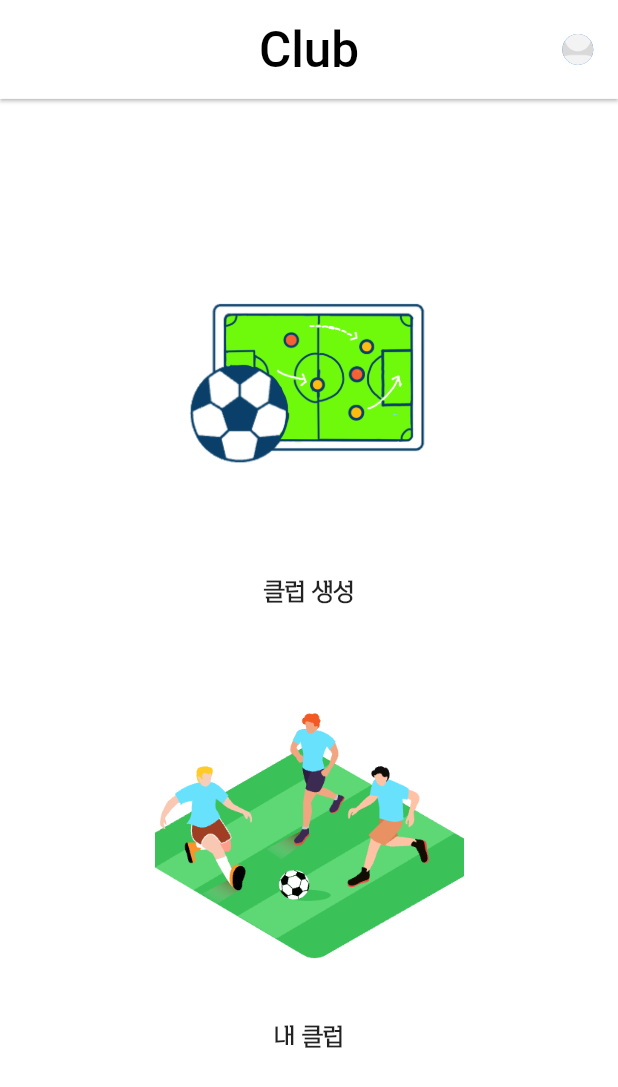
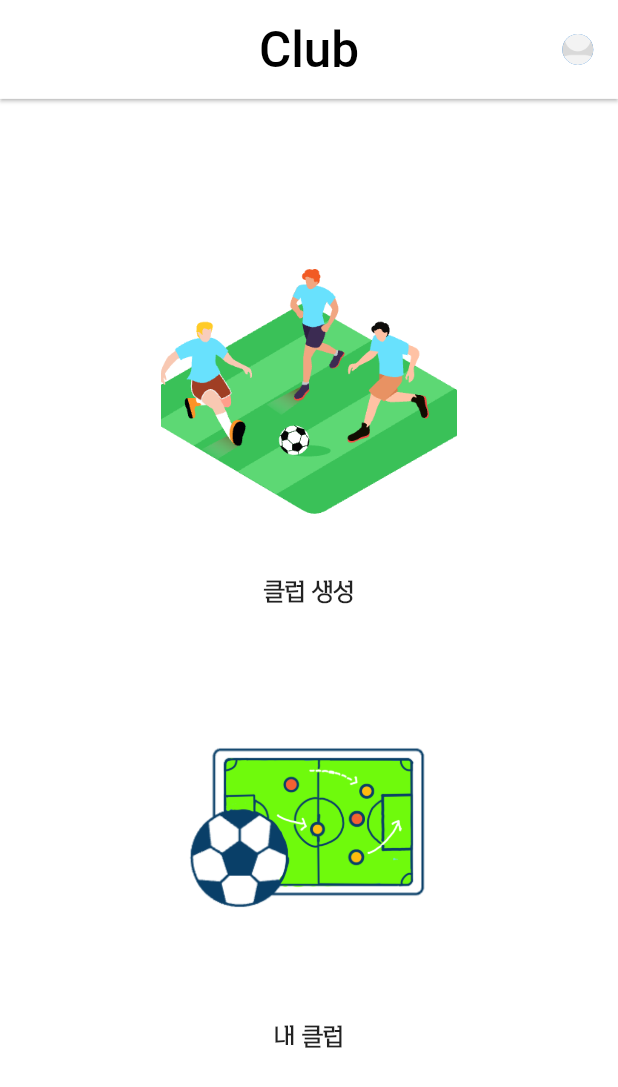
Before and after one commit to chan3199/capstone-Project, a Flutter app: the ClubMainPage screen opened directly, on a phone screen of 412 x 824 dp. Shown: the top 1087 px of the screen. Run offline on Flutter 3.47's test engine with Material 2 defaults, Android fonts, the phone set to English and light mode, and no system bars; our stand-ins replace carousel_slider, cloud_firestore, firebase_auth, firebase_core, firebase_storage, flutter_secure_storage and 3 more; accounts and stored records are empty; Roboto replaces fonts that are missing (Garton).

Commit message:
Update club_mainPage.dart

```diff
--- a/squad_makers/lib/view/club_view/club_mainPage.dart
+++ b/squad_makers/lib/view/club_view/club_mainPage.dart
@@ -100,8 +100,8 @@ class _ClubMainPageState extends State<ClubMainPage> {
               ),
               mainBox(
                 height * 0.3,
-                width * 0.7,
-                'assets/clubEdit.png',
+                width * 0.48,
+                'assets/myClub.png',
                 () => Get.to(() => ClubEditPage()),
               ),
               Text(
@@ -115,7 +115,7 @@ class _ClubMainPageState extends State<ClubMainPage> {
               SizedBox(
                 height: height * 0.03,
               ),
-              mainBox(height * 0.3, width * 0.5, 'assets/myClub.png',
+              mainBox(height * 0.3, width * 0.75, 'assets/clubEdit.png',
                   () => Get.to(() => MyClubPage())),
               Text(
                 '내 클럽',
```
